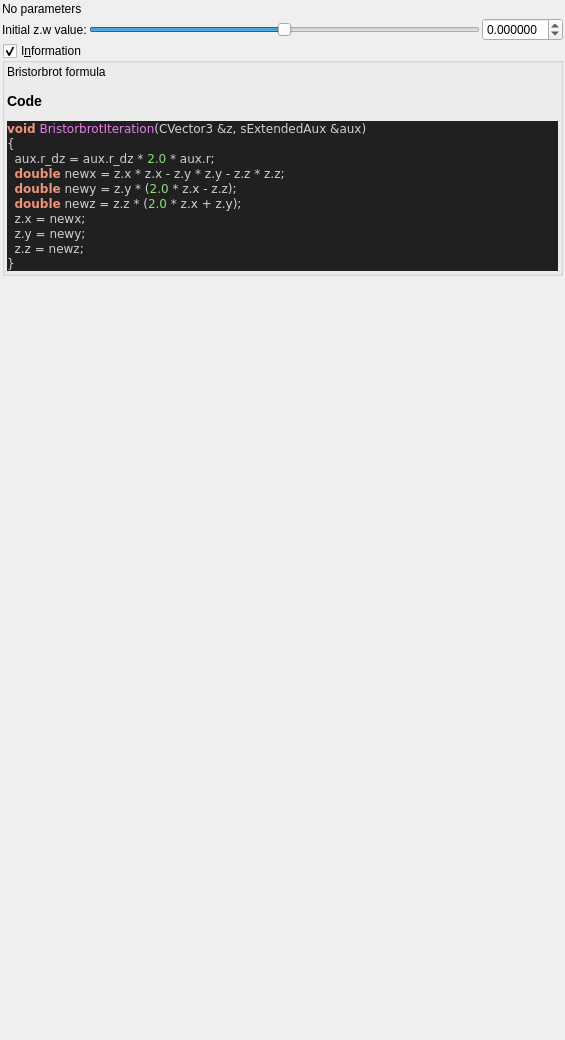
First picture: the form in mandelbulber2/qt_data/fractal_bristorbrot4D.ui, repository buddhi1980/mandelbulber2, before the edit.
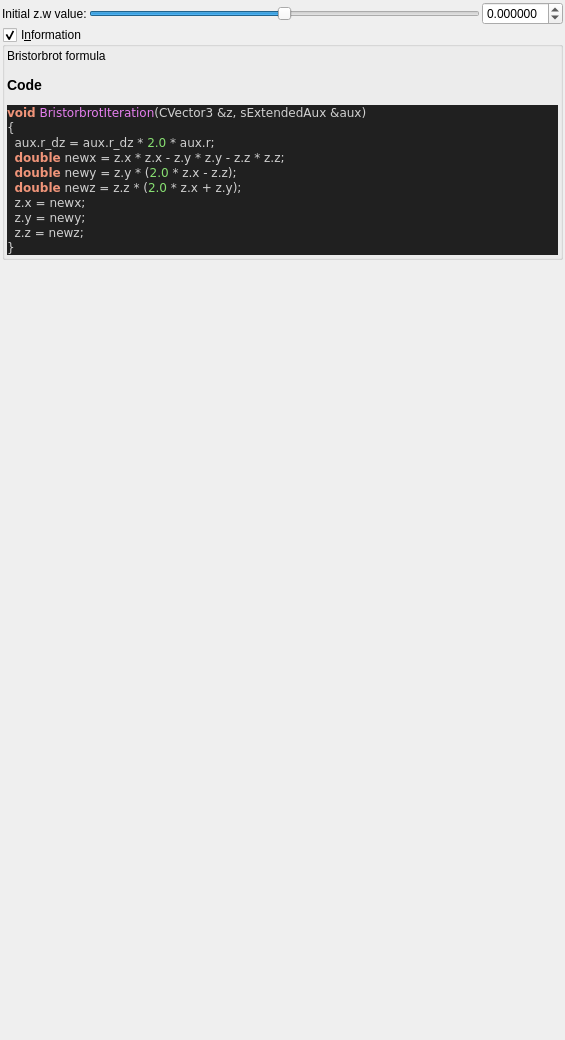
Second picture: the form after the edit. Custom widgets are drawn as their Qt base class.

Commit message: Updating Lin Combine Cxyz to include an addCpixel option to the UI

```diff
--- a/mandelbulber2/qt_data/fractal_bristorbrot4D.ui
+++ b/mandelbulber2/qt_data/fractal_bristorbrot4D.ui
@@ -29,13 +29,6 @@
    <property name="bottomMargin">
     <number>2</number>
    </property>
-   <item>
-    <widget class="QLabel" name="label">
-     <property name="text">
-      <string>No parameters</string>
-     </property>
-    </widget>
-   </item>
    <item>
     <layout class="QGridLayout" name="gridLayout">
      <property name="spacing">
```
The commit also changes 4 other files.
